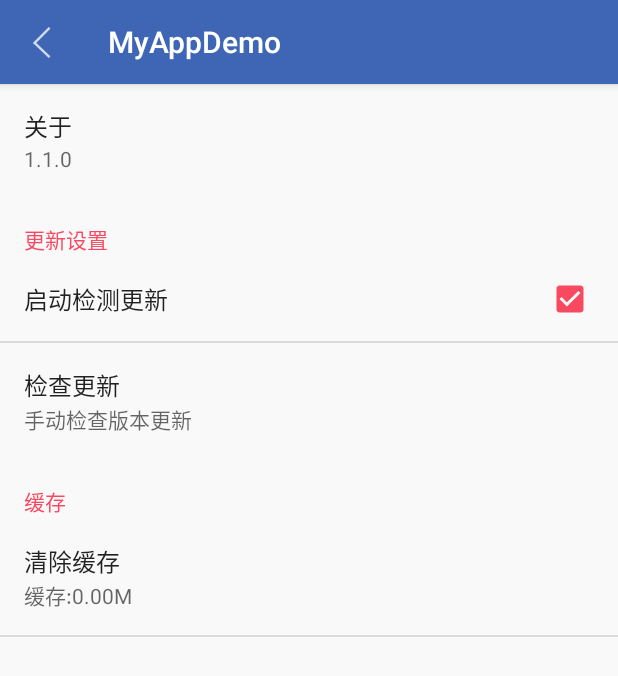
After one commit to lonaever/MyApp, an Android app: the SetActivity screen opened directly, with no data from a screen before it, on a phone screen of 412 x 824 dp. The commit adds this screen. Shown: the top 676 px of the screen. Run offline under Robolectric (Android 15) with nearby library versions, the phone set to English and light mode, and no system bars; libraries missing offline, so code that uses them is left out: cn.finalteam.toolsfinal, com.github.johnpersano.supertoasts, com.zhy.http.

Commit message:
增加设置界面,缓存清除功能测试

```diff
--- a/Sample/src/main/AndroidManifest.xml
+++ b/Sample/src/main/AndroidManifest.xml
@@ -33,10 +33,11 @@
 
         <service android:name=".UpdateService" />
 
+        <activity android:name=".page.set.SetActivity"/>
         <activity android:name=".page.http.HttpTestActivity" />
         <activity android:name=".page.http.ZrcRefreshNewsActivity" />
         <activity android:name=".page.DetailWebActivity" />
-        <activity android:name=".page.http.UPTRRefreshPeopleActivity"></activity>
+        <activity android:name=".page.http.UPTRRefreshPeopleActivity"/>
     </application>
 
 </manifest>
--- /dev/null
+++ b/Sample/src/main/java/com/xtkj/testnewsframe/page/set/SetActivity.java
@@ -0,0 +1,37 @@
+package com.xtkj.testnewsframe.page.set;
+
+import android.app.FragmentTransaction;
+import android.os.Bundle;
+import android.view.MenuItem;
+
+import com.xtkj.testnewsframe.R;
+import com.xtkj.testnewsframe.page.base.LActivity;
+
+
+public class SetActivity extends LActivity {
+
+    @Override
+    public void onCreate(Bundle savedInstanceState) {
+        super.onCreate(savedInstanceState);
+        getSupportActionBar().setDisplayHomeAsUpEnabled(true);
+        setContentView(R.layout.activity_set);
+
+        //加载PrefFragment
+        FragmentTransaction t = getFragmentManager().beginTransaction();
+        SetFragment prefFragment = new SetFragment();
+        t.add(R.id.layout_container, prefFragment);
+        t.commit();
+    }
+
+    @Override
+    public boolean onOptionsItemSelected(MenuItem item) {
+        switch (item.getItemId()) {
+            case android.R.id.home:
+                finish();
+                break;
+        }
+        return super.onOptionsItemSelected(item);
+    }
+
+
+}
--- /dev/null
+++ b/Sample/src/main/java/com/xtkj/testnewsframe/page/set/SetFragment.java
@@ -0,0 +1,107 @@
+package com.xtkj.testnewsframe.page.set;
+
+
+import android.app.ProgressDialog;
+import android.os.Bundle;
+import android.preference.CheckBoxPreference;
+import android.preference.Preference;
+import android.preference.PreferenceFragment;
+import android.support.v4.app.Fragment;
+import android.widget.Toast;
+
+import com.xtkj.libmyapp.control.VersionControl;
+import com.xtkj.libmyapp.util.FileUtil;
+import com.xtkj.libmyapp.util.InstallApkUtil;
+import com.xtkj.libmyapp.util.LogUtils;
+import com.xtkj.libmyapp.util.ToolsUtil;
+import com.xtkj.testnewsframe.LApplication;
+import com.xtkj.testnewsframe.R;
+import com.xtkj.testnewsframe.UpdateService;
+import com.xtkj.testnewsframe.control.PublicDataControl;
+
+import okhttp3.Call;
+
+/**
+ * A simple {@link Fragment} subclass.
+ */
+public class SetFragment extends PreferenceFragment {
+
+
+    //data
+    PublicDataControl pdc = LApplication.app.pdc;
+
+    Preference.OnPreferenceClickListener preferenceClickListener = new Preference.OnPreferenceClickListener() {
+        @Override
+        public boolean onPreferenceClick(Preference pre) {
+            if (pre.getKey().equals("set_update")) {
+                checkUpdate();
+            }
+            if (pre.getKey().equals("set_clearcache")) {
+                FileUtil.clearCache();
+                pre.setSummary("缓存:0M");
+                Toast.makeText(getActivity(), "清除成功", Toast.LENGTH_LONG).show();
+            }
+
+            return false;
+        }
+    };
+
+    @Override
+    public void onCreate(Bundle savedInstanceState) {
+        super.onCreate(savedInstanceState);
+        //从xml文件加载选项
+        addPreferencesFromResource(R.xml.setting);
+
+        // 设置关于
+        Preference about = findPreference("set_about");
+        String ver = ToolsUtil.currentVersion(getActivity());
+        if (ver != null) {
+            about.setSummary(ver);
+        }
+
+        //检查更新
+        Preference setUpdate = findPreference("set_update");
+        setUpdate.setOnPreferenceClickListener(preferenceClickListener);
+
+        // 清除
+        Preference setClear = findPreference("set_clearcache");
+        setClear.setOnPreferenceClickListener(preferenceClickListener);
+        setClear.setSummary("缓存:" + FileUtil.appCacheSize());
+
+    }
+
+    private void checkUpdate() {
+        final ProgressDialog dlg = ProgressDialog.show(getActivity(), "检查更新", "请稍后...", true);
+        final VersionControl vc = LApplication.app.vc;
+        if (vc.isXtkjUpdateAvailable()) {
+            vc.requestXtkjVersion(vc.new XtkjVersionCallback() {
+                @Override
+                public void onError(Call call, Exception e, int id) {
+                    dlg.dismiss();
+                    LogUtils.e("request xtkj update server fail", e);
+                }
+
+                @Override
+                public void onResponse(Object response, int id) {
+                    dlg.dismiss();
+                    if (vc.checkVersion()>0) {
+                        installUpdate();
+                    }
+                }
+            });
+        }
+    }
+
+    private void installUpdate() {
+        final VersionControl vc = LApplication.app.vc;
+        InstallApkUtil i = new InstallApkUtil(getActivity(), getActivity().getPackageName(),
+                "app.apk", vc.apkUrl, vc.must == 1);//
+        if (vc.must == 1) {
+            i.installFromService("版本更新", "检测到新版本:" + vc.versionName + "\n" + vc.updateInfo
+                    + "\n需要立即更新", UpdateService.class);
+        } else {
+            i.installFromService("版本更新", "检测到新版本:" + vc.versionName + "\n" + vc.updateInfo
+                    + "\n是否立即更新", UpdateService.class);
+        }
+    }
+}
--- /dev/null
+++ b/Sample/src/main/res/layout/activity_set.xml
@@ -0,0 +1,14 @@
+<?xml version="1.0" encoding="utf-8"?>
+<LinearLayout xmlns:android="http://schemas.android.com/apk/res/android"
+    android:layout_width="match_parent"
+    android:layout_height="match_parent"
+    android:orientation="vertical">
+
+    <FrameLayout
+        android:id="@+id/layout_container"
+        android:layout_width="match_parent"
+        android:layout_height="match_parent">
+
+    </FrameLayout>
+
+</LinearLayout>
--- /dev/null
+++ b/Sample/src/main/res/xml/setting.xml
@@ -0,0 +1,37 @@
+<?xml version="1.0" encoding="utf-8"?>
+<PreferenceScreen xmlns:android="http://schemas.android.com/apk/res/android">
+
+    <Preference
+        android:key="set_about"
+        android:order="1"
+        android:selectable="false"
+        android:summary="1.1.0"
+        android:title="关于" />
+
+    <PreferenceCategory
+        android:key="set_autoupdate"
+        android:order="5"
+        android:title="更新设置">
+        <CheckBoxPreference
+            android:defaultValue="true"
+            android:key="set_autoupdate_enable"
+            android:title="启动检测更新" />
+        <Preference
+            android:key="set_update"
+            android:order="6"
+            android:summary="手动检查版本更新"
+            android:title="检查更新" />
+    </PreferenceCategory>
+
+    <PreferenceCategory
+        android:key="set_clear"
+        android:order="7"
+        android:title="缓存">
+        <Preference
+            android:key="set_clearcache"
+            android:order="5"
+            android:summary="将清除掉所有的缓存数据"
+            android:title="清除缓存" />
+    </PreferenceCategory>
+
+</PreferenceScreen>
```
Also changed, not shown: Sample/src/main/java/com/xtkj/testnewsframe/page/home/HomeActivity.java (+27 -2 lines).
